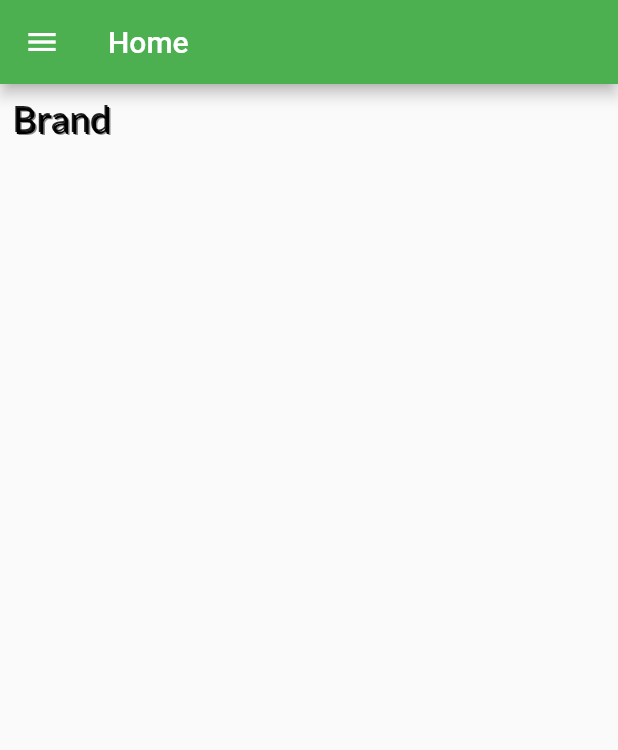
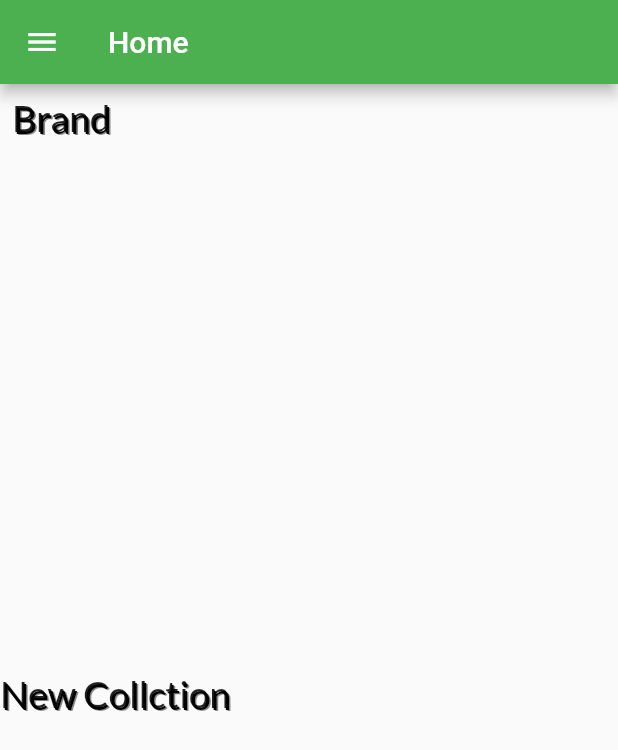
Before and after one commit to Faysal9991/Bike_Buy_sell_app, a Flutter app: the HomePage screen opened directly, on a phone screen of 412 x 824 dp. Shown: the top 750 px of the screen. Run offline on Flutter 3.47's test engine with Material 2 defaults, Android fonts, the phone set to English and light mode, and no system bars; our stand-ins replace cloud_firestore, firebase_core, firebase_storage, font_awesome_flutter, get, google_fonts and 1 more; accounts and stored records are empty.

Commit message:
send line add

```diff
--- a/lib/conostants/controllers.dart
+++ b/lib/conostants/controllers.dart
@@ -1,2 +1,4 @@
 import 'package:bikesellapp/controller/brand_controller.dart';
+import 'package:bikesellapp/controller/new_update_controller.dart';
 BrandController brandController = BrandController.instance;
+UpdateController updateController = UpdateController.instance;
--- a/lib/controller/brand_controller.dart
+++ b/lib/controller/brand_controller.dart
@@ -1,6 +1,4 @@
 import 'package:bikesellapp/models/brand_model.dart';
-import 'package:flutter/material.dart';
-import 'package:firebase_storage/firebase_storage.dart';
 import 'package:cloud_firestore/cloud_firestore.dart';
 import 'package:get/get.dart';
 class BrandController extends GetxController{
--- /dev/null
+++ b/lib/controller/new_update_controller.dart
@@ -0,0 +1,22 @@
+import 'package:bikesellapp/models/new_update.dart';
+import 'package:cloud_firestore/cloud_firestore.dart';
+import 'package:get/get.dart';
+class UpdateController extends GetxController{
+  static UpdateController instance = Get.find();
+  RxList<NewCollction> updateBike = RxList<NewCollction>([]);
+  String Collection ="updateBike";
+
+  @override
+  void
+  onReady(){
+    super.onReady();
+    updateBike.bindStream(getAllupdateDetails());
+  }
+
+  Stream<List<NewCollction>> getAllupdateDetails() =>
+      FirebaseFirestore.instance
+          .collection(Collection)
+          .snapshots().map((query) =>
+          query.docs.map((item) => NewCollction.fromMap(item.data())).toList());
+
+}
--- a/lib/main.dart
+++ b/lib/main.dart
@@ -1,4 +1,5 @@
 import 'package:bikesellapp/controller/brand_controller.dart';
+import 'package:bikesellapp/controller/new_update_controller.dart';
 import 'package:bikesellapp/screens/home_page.dart';
 import 'package:firebase_storage/firebase_storage.dart';
 import 'package:firebase_core/firebase_core.dart';
@@ -17,6 +18,7 @@ class MyApp extends StatelessWidget {
    MyApp({Key? key}) : super(key: key);
   final controller = Get.put(LoginController());
    final brandcontroller = Get.put(BrandController());
+   final updatecontroller = Get.put(UpdateController());
   @override
   Widget build(BuildContext context) {
     return GetMaterialApp(
--- a/lib/models/color.dart
+++ /dev/null
@@ -1,3 +0,0 @@
-class Colourcontoler{
-
-}
--- /dev/null
+++ b/lib/models/new_update.dart
@@ -0,0 +1,39 @@
+class NewCollction{
+  static const Name = "name";
+  static const Png = "png";
+  static const Value = "value";
+  static const Condition = "condition";
+  static const Health = "health";
+  static const Run = "run";
+  static const Model = "model";
+
+
+  late String name;
+  late String png;
+  late String value;
+  late String condition;
+  late String health;
+  late String run;
+  late String model;
+
+
+  NewCollction({
+    required this.name,
+    required this.png,
+    required this.value,
+    required this.condition,
+    required this.health,
+    required this.run,
+    required this.model
+  });
+
+  NewCollction.fromMap(Map<String, dynamic> data){
+    name = data[Name];
+    png = data[Png];
+    value = data[Value];
+    condition = data[Condition];
+    health = data[Health];
+    run = data[Run];
+    model = data[Model];
+  }
+}
--- a/lib/screens/home_page.dart
+++ b/lib/screens/home_page.dart
@@ -1,5 +1,6 @@
 import 'package:bikesellapp/controller/brand_controller.dart';
 import 'package:bikesellapp/controller/login_controler.dart';
+import 'package:bikesellapp/controller/new_update_controller.dart';
 import 'package:bikesellapp/models/brand_model.dart';
 import 'package:flutter/cupertino.dart';
 import 'package:flutter/material.dart';
@@ -10,6 +11,7 @@ class HomePage extends StatelessWidget {
    HomePage({Key? key}) : super(key: key);
    final controller = Get.put(LoginController());
    final brandcontroller = Get.put(BrandController());
+   final updatecontroller = Get.put(UpdateController());
   @override
   Widget build(BuildContext context) {
     final double height=MediaQuery.of(context).size.height;
@@ -53,10 +55,9 @@ class HomePage extends StatelessWidget {
                    children: [
                      Padding(
                        padding:EdgeInsets.only(left: width*0.02),
-                       child: Center(
                        child: Container(
-                           height: height/5,
-                           width: width/3,
+                         height: height*0.2,
+                         width: width*0.31,
                          decoration: BoxDecoration(
                            color: Colors.white,
                          borderRadius: BorderRadius.circular(15),
@@ -82,12 +83,68 @@ class HomePage extends StatelessWidget {
                          ),
                        ),
                      ),
-                     ),
                    ],
                  );
                  }) ;
            },
-         ))
+         )),
+          Align(alignment: Alignment.topLeft,
+            child: Text("New Collction", style: GoogleFonts.lato(
+    fontSize: height*0.03,
+    shadows:[Shadow
+    (color: Colors.black,
+    offset: Offset(1 ,1)
+    ),
+    Shadow
+    (color: Colors.black45,
+    offset: Offset(2 ,2)
+    )
+    ]
+    ),),
+          ),
+          Expanded(child: GetX<UpdateController>(
+           builder: (controller){
+             return ListView.builder(
+               itemCount: controller.updateBike.length,
+                 scrollDirection: Axis.vertical,
+                 itemBuilder:(context, index){
+                 return Column(
+                   children: [
+                     Container(
+                       height: height*0.7,
+                       width: width*0.5,
+                       decoration: BoxDecoration(
+                         color: Colors.red,
+                       borderRadius: BorderRadius.circular(15),
+                         boxShadow: [BoxShadow(
+                        color: Colors.black45,
+                         spreadRadius: 1,
+                           blurRadius: 8,
+                           offset: Offset(4,4)
+                         ),
+                           BoxShadow(
+                               color: Colors.white,
+                               spreadRadius: 1,
+                               blurRadius: 8,
+                               offset: Offset(-4,-4)
+                           )
+                         ]
+                       ),
+                       child: Column(
+                         children: [
+                           // Image.network(controller.updateBike[index].png.toString(),height: height*0.15,width: width/1.5,),
+                           Text(controller.updateBike[index].model.toString(),style: GoogleFonts.lato(fontSize: height*0.03,fontWeight: FontWeight.bold),),
+                         ],
+                       ),
+                     ),
+                   ],
+                 );
+                 }
+                 ) ;
+           },
+         )
+          ),
+
         ],
       ),
     );
```
Lines whose indentation alone changed are shown as unchanged.
